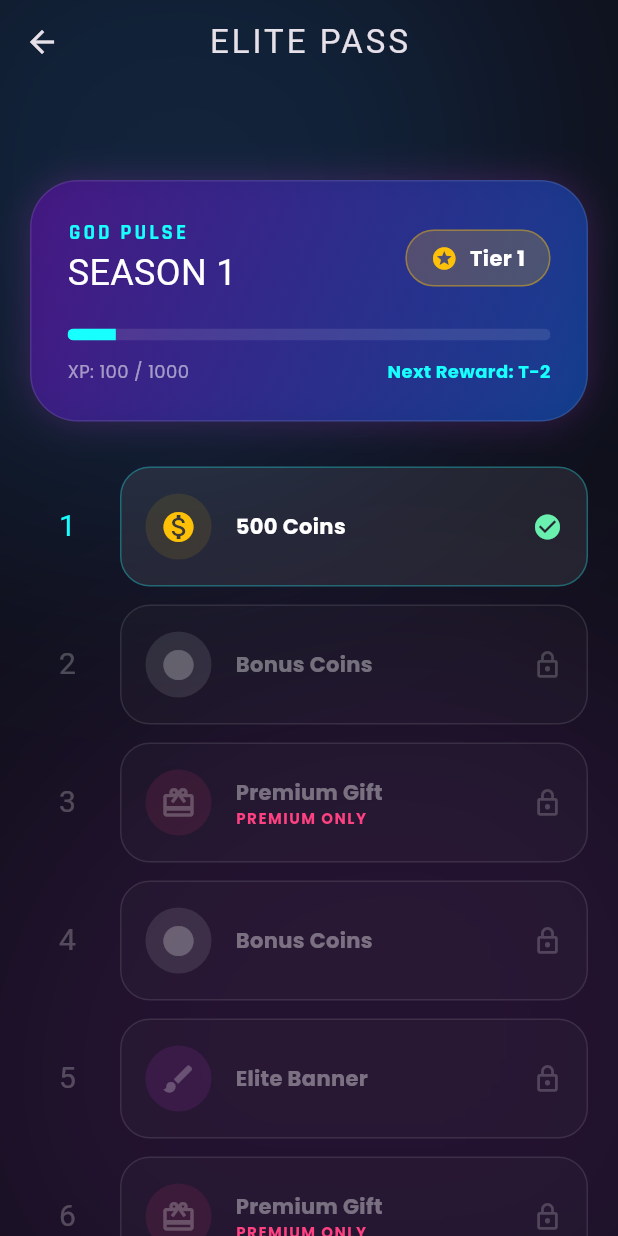
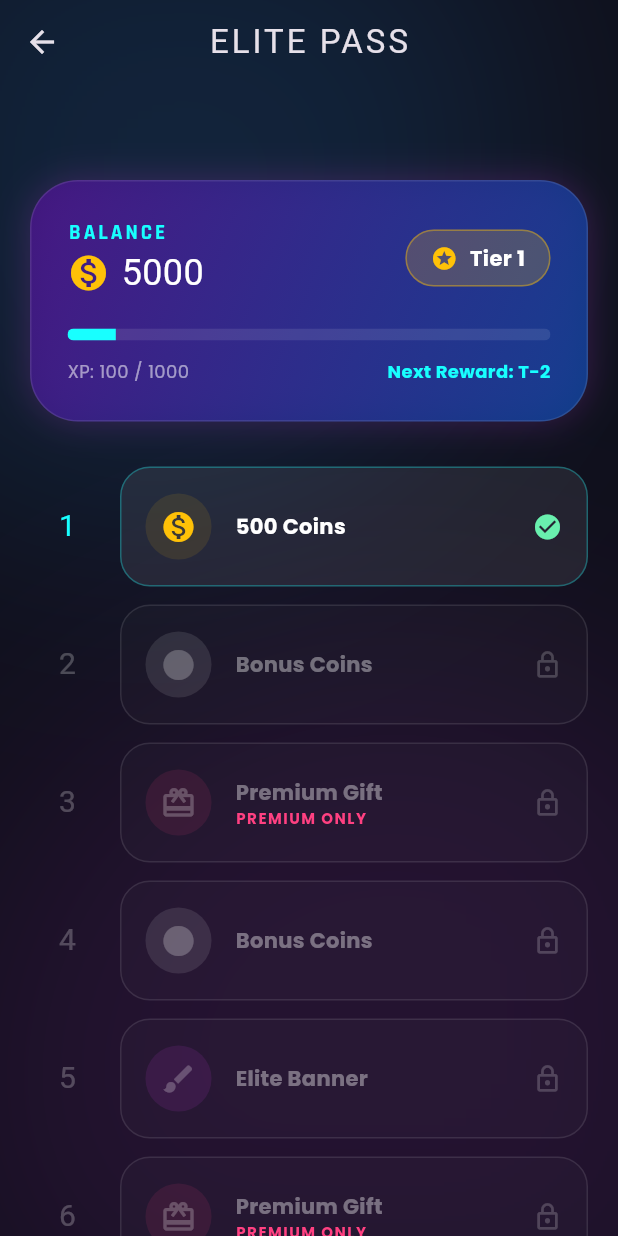
Before and after one commit to yadavsaurabh93/unogame, a Flutter app: the ElitePassScreen screen opened directly, on a phone screen of 412 x 824 dp. Run offline on Flutter 3.47's test engine with Material 3 defaults, Android fonts, the phone set to English and light mode, and no system bars; our stand-ins replace audioplayers, cloud_firestore, firebase_auth, firebase_core, firebase_database, flutter_local_notifications and 6 more; accounts and stored records are empty.

Commit message:
Show Coin Balance in Elite Pass Header

```diff
--- a/lib/screens/elite_pass_screen.dart
+++ b/lib/screens/elite_pass_screen.dart
@@ -118,15 +118,22 @@ class _ElitePassScreenState extends State<ElitePassScreen> {
               Column(
                 crossAxisAlignment: CrossAxisAlignment.start,
                 children: [
-                  Text("GOD PULSE",
+                  Text("BALANCE",
                       style: GoogleFonts.rajdhani(
                           color: Colors.cyanAccent,
                           fontWeight: FontWeight.bold,
                           fontSize: 14,
                           letterSpacing: 2)),
-                  Text("SEASON 1",
-                      style: GoogleFonts.blackOpsOne(
-                          color: Colors.white, fontSize: 24)),
+                  Row(
+                    children: [
+                      const Icon(Icons.monetization_on,
+                          color: Colors.amber, size: 28),
+                      const SizedBox(width: 8),
+                      Text("${DataManager.coins}",
+                          style: GoogleFonts.blackOpsOne(
+                              color: Colors.white, fontSize: 24)),
+                    ],
+                  )
                 ],
               ),
               Container(
```
